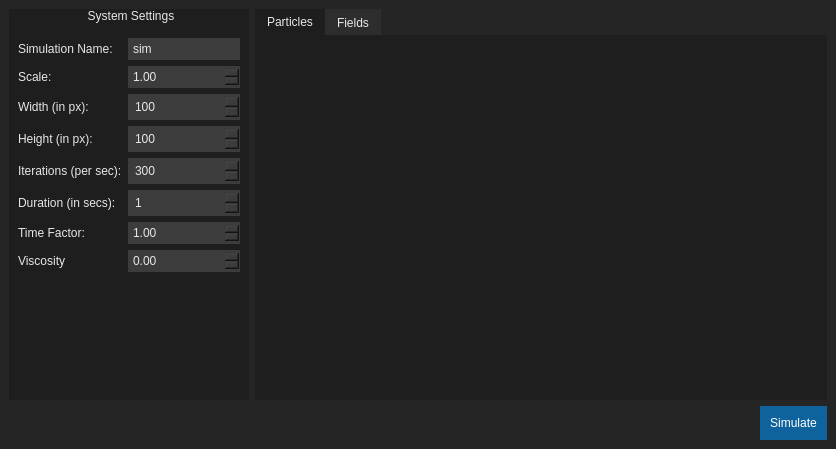
Old version of the form mainwindow.ui in the repository abansal755/2D-Simulator.
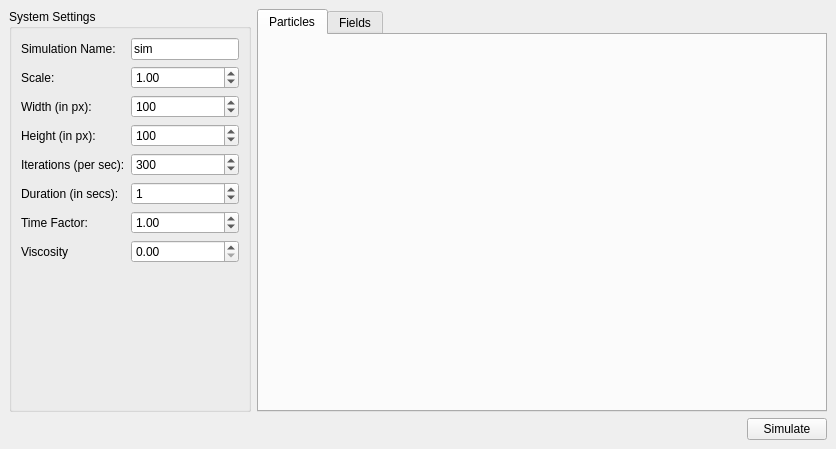
New version of the form. Custom widgets are drawn as their Qt base class.

```diff
--- a/mainwindow.ui
+++ b/mainwindow.ui
@@ -13,83 +13,6 @@
   <property name="windowTitle">
    <string>2D Simulator</string>
   </property>
-  <property name="styleSheet">
-   <string notr="true">QWidget{
-	background-color: rgb(30,30,30);
-	color:rgb(231,231,231);
-	font: 800 11pt &quot;Calibri&quot;;
-	border: 0px;
-}
-
-QWidget#centralwidget{
-	background-color: rgb(37,37,37);
-}
-
-QGroupBox{
-	padding: 20px 0px;
-	background-color: rgb(30,30,30);
-}
-
-QGroupBox::title{
-	subcontrol-position: top center;
-}
-
-QLineEdit{
-	background:rgb(60,60,60);
-	padding: 3px;
-	font: 11pt &quot;Calibri&quot;;
-}
-
-QLineEdit:focus{
-	border: 1px solid rgb(0,127,212);
-}
-
-QSpinBox{
-	background:rgb(60,60,60);
-	padding: 5px;
-	font: 11pt &quot;Calibri&quot;;
-}
-
-QSpinBox:focus{
-	border: 1px solid rgb(0,127,212);
-}
-
-QDoubleSpinBox{
-	background:rgb(60,60,60);
-	padding: 3px;
-	font: 11pt &quot;Calibri&quot;;
-}
-
-QDoubleSpinBox:focus{
-	border: 1px solid rgb(0,127,212);
-}
-
-QPushButton{
-	background-color:rgb(14,99,156);
-	color: white;
-	padding: 10px;
-}
-
-QPushButton:disabled{
-	background-color:rgb(77,77,77);
-}
-
-QPushButton:hover{
-	background-color:rgb(17,119,187);
-}
-
-QTabWidget::pane{
-	border: 0px;
-}
-
-QTabBar::tab{
-	background: rgb(45,45,45);
-}
-
-QTabBar::tab::selected{
-	background: rgb(30,30,30);
-}</string>
-  </property>
   <widget class="QWidget" name="centralwidget">
    <layout class="QVBoxLayout" name="verticalLayout">
     <item>
```
Left out of the diff: 2 changed lines with no effect on the pictures.
